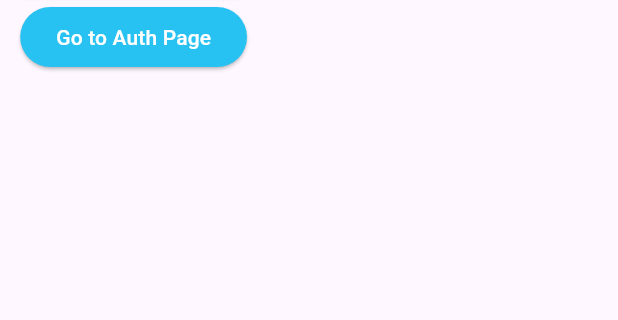
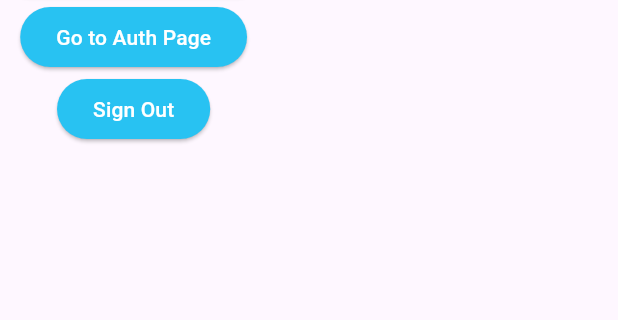
Before and after one commit to Rookeys/Calendar-App, a Flutter app: the Home screen opened by its route, on a phone screen of 412 x 824 dp, the part 155-475 px from its top. Run offline on Flutter 3.47's test engine with Material 2 defaults, Android fonts, the phone set to English and light mode, and no system bars; our stand-ins replace firebase_auth, firebase_core, go_router; accounts and stored records are empty; network calls fail.

```diff
--- a/lib/auth.dart
+++ b/lib/auth.dart
@@ -1,3 +1,4 @@
+import 'package:calendar_app/home.dart';
 import 'package:firebase_auth/firebase_auth.dart';
 import 'package:flutter/material.dart';
 
@@ -17,9 +18,7 @@ class AuthPage extends StatelessWidget {
         builder: ((context, snapshot) {
           // user is logged in
           if (snapshot.hasData) {
-            return Container(
-              child: const Text('User is logged in'),
-            );
+            return const Home();
           }
 
           // user not logged in
--- a/lib/config/routes.dart
+++ b/lib/config/routes.dart
@@ -1,17 +1,24 @@
 import 'package:calendar_app/auth.dart';
 import 'package:calendar_app/calendar.dart';
 import 'package:calendar_app/home.dart';
+import 'package:firebase_auth/firebase_auth.dart';
 import 'package:flutter/material.dart';
 import 'package:go_router/go_router.dart';
 
-final GoRouter routes = GoRouter(routes: [
+final GoRouter routes = GoRouter(
+  routes: [
     GoRoute(
       path: '/',
-    builder: (context, state) => const Home(),
+      builder: (context, state) {
+        if (FirebaseAuth.instance.currentUser != null) {
+          return const Home();
+        } else {
+          return const AuthPage();
+        }
+      },
     ),
     GoRoute(
       path: '/calendar',
-    // builder: (context, state) => const Calendar(),
       pageBuilder: (context, state) => CustomTransitionPage<void>(
         key: state.pageKey,
         child: const Calendar(),
@@ -19,14 +26,5 @@ final GoRouter routes = GoRouter(routes: [
             FadeTransition(opacity: animation, child: child),
       ),
     ),
-  GoRoute(
-    path: '/auth',
-    // builder: (context, state) => const Calendar(),
-    pageBuilder: (context, state) => CustomTransitionPage<void>(
-      key: state.pageKey,
-      child: const AuthPage(),
-      transitionsBuilder: (context, animation, secondaryAnimation, child) =>
-          FadeTransition(opacity: animation, child: child),
-    ),
-  )
-]);
+  ],
+);
--- a/lib/home.dart
+++ b/lib/home.dart
@@ -1,4 +1,5 @@
 import 'package:calendar_app/constants/customColor.dart';
+import 'package:firebase_auth/firebase_auth.dart';
 import 'package:flutter/material.dart';
 import 'package:go_router/go_router.dart';
 
@@ -45,6 +46,16 @@ class Home extends StatelessWidget {
               ),
               child: const Text('Go to Auth Page'),
             ),
+            ElevatedButton(
+              onPressed: () {
+                FirebaseAuth.instance.signOut();
+              },
+              style: ElevatedButton.styleFrom(
+                backgroundColor: CustomColor.skyBlue,
+                foregroundColor: CustomColor.white,
+              ),
+              child: const Text('Sign Out'),
+            ),
           ],
         ),
       ),
```
Also changed, not shown: lib/login_page.dart (+4 -3 lines). Lines whose indentation alone changed are shown as unchanged.
